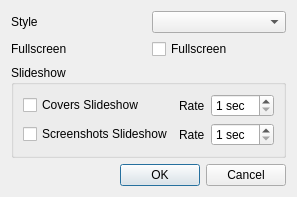
Qt form optionsdialog.ui (HankHenshaw/GameTree) before a commit.
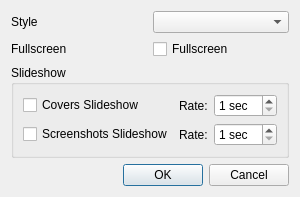
The same form after that commit.

Patch:
```diff
--- a/optionsdialog.ui
+++ b/optionsdialog.ui
@@ -54,7 +54,7 @@
       <item row="0" column="1">
        <widget class="QLabel" name="labelCoversSHRate">
         <property name="text">
-         <string>Rate</string>
+         <string>Rate:</string>
         </property>
        </widget>
       </item>
@@ -84,7 +84,7 @@
       <item row="1" column="1">
        <widget class="QLabel" name="labelMediaSHRate">
         <property name="text">
-         <string>Rate</string>
+         <string>Rate:</string>
         </property>
        </widget>
       </item>
```
